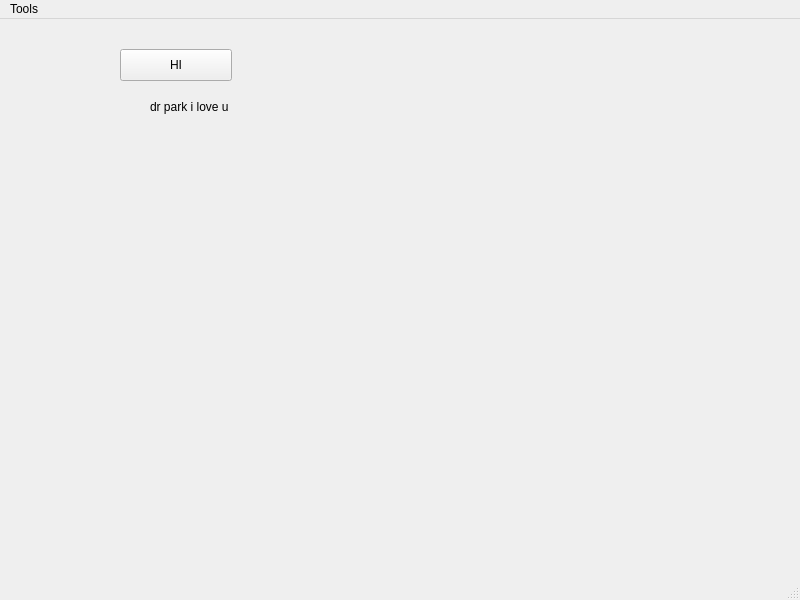
This is DialerUI/dialerui.ui in richardlwspu14/dialer-ui as Qt 5 draws it before an edit. The edited form follows.
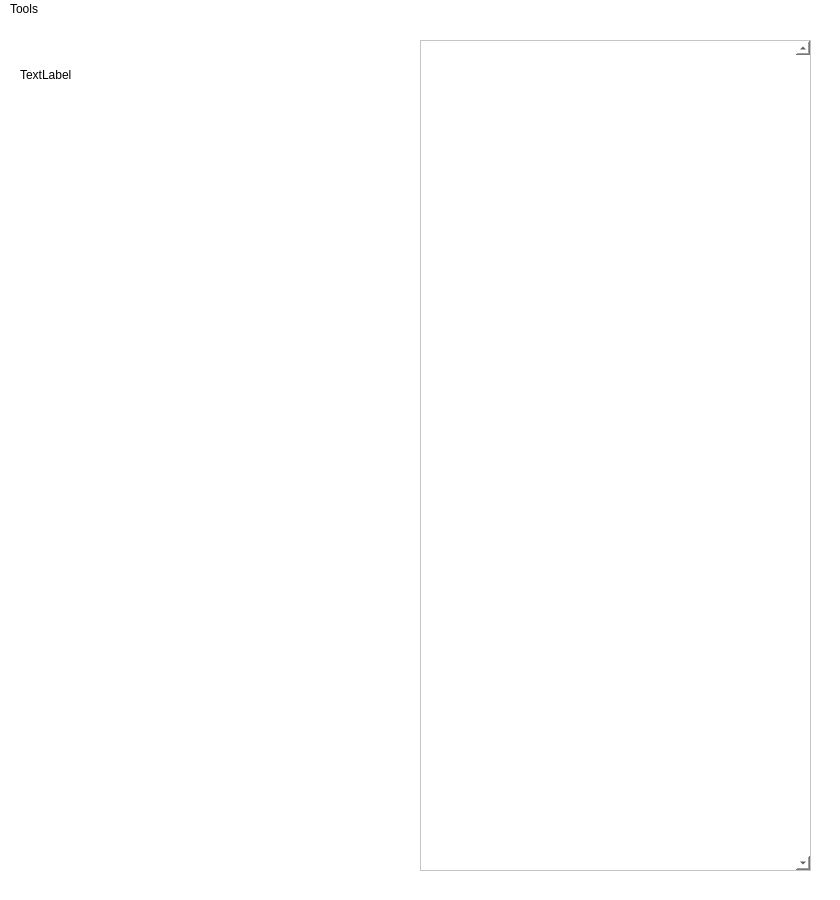
This is the edited form.

```diff
--- a/DialerUI/dialerui.ui
+++ b/DialerUI/dialerui.ui
@@ -2,42 +2,57 @@
 <ui version="4.0">
  <class>Dialerui</class>
  <widget class="QMainWindow" name="Dialerui">
+  <property name="enabled">
+   <bool>true</bool>
+  </property>
   <property name="geometry">
    <rect>
     <x>0</x>
     <y>0</y>
-    <width>800</width>
-    <height>600</height>
+    <width>840</width>
+    <height>900</height>
    </rect>
   </property>
+  <property name="sizePolicy">
+   <sizepolicy hsizetype="Preferred" vsizetype="Preferred">
+    <horstretch>0</horstretch>
+    <verstretch>0</verstretch>
+   </sizepolicy>
+  </property>
   <property name="windowTitle">
    <string>Dialerui</string>
   </property>
+  <property name="styleSheet">
+   <string notr="true">background-color: rgb(255, 255, 255);</string>
+  </property>
   <widget class="QWidget" name="centralwidget">
-   <widget class="QPushButton" name="pushButton">
+   <widget class="QTableView" name="tableView">
     <property name="geometry">
      <rect>
-      <x>120</x>
-      <y>30</y>
-      <width>112</width>
-      <height>32</height>
+      <x>420</x>
+      <y>21</y>
+      <width>391</width>
+      <height>831</height>
      </rect>
     </property>
-    <property name="text">
-     <string>HI</string>
+    <property name="verticalScrollBarPolicy">
+     <enum>Qt::ScrollBarAlwaysOn</enum>
+    </property>
+    <property name="horizontalScrollBarPolicy">
+     <enum>Qt::ScrollBarAlwaysOff</enum>
     </property>
    </widget>
    <widget class="QLabel" name="label">
     <property name="geometry">
      <rect>
-      <x>150</x>
-      <y>80</y>
-      <width>141</width>
-      <height>16</height>
+      <x>20</x>
+      <y>25</y>
+      <width>371</width>
+      <height>61</height>
      </rect>
     </property>
     <property name="text">
-     <string>dr park i love u</string>
+     <string>TextLabel</string>
     </property>
    </widget>
   </widget>
@@ -46,7 +61,7 @@
     <rect>
      <x>0</x>
      <y>0</y>
-     <width>800</width>
+     <width>840</width>
      <height>22</height>
     </rect>
    </property>
@@ -60,7 +75,6 @@
    </widget>
    <addaction name="menuTools"/>
   </widget>
-  <widget class="QStatusBar" name="statusbar"/>
   <action name="actionOpen_an_Address_Book">
    <property name="text">
     <string>Open an Address Book...</string>
```
